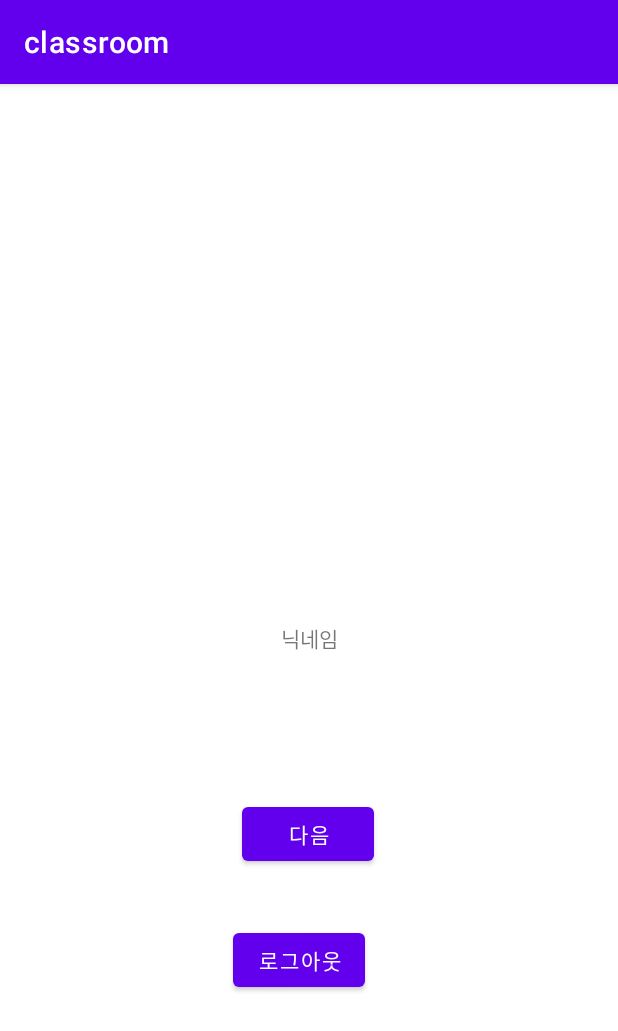
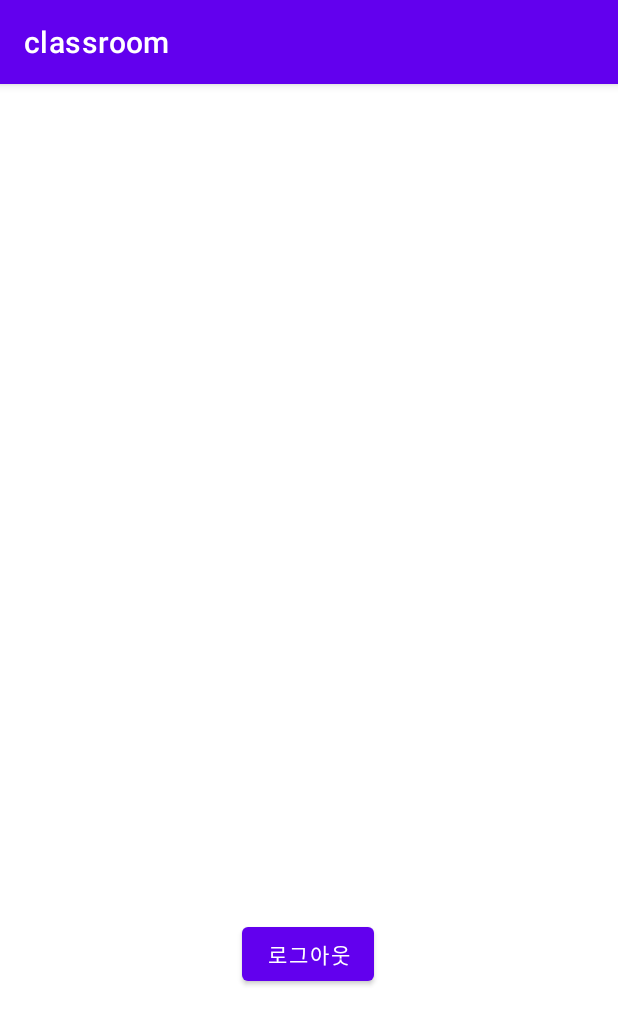
Before and after one commit to hurrhnn/OnlineGCApplication, an Android app: the ResultActivity screen opened directly, with no data from a screen before it, on a phone screen of 412 x 824 dp. Shown: the top 1031 px of the screen. Run offline under Robolectric (Android 15) with nearby library versions, the phone set to English and light mode, and no system bars; 2 statements that could not run were skipped.

Commit message:
Removed unused widgets.

```diff
--- a/app/src/main/java/app/mobilecontests/onlinegcapplication/ResultActivity.java
+++ b/app/src/main/java/app/mobilecontests/onlinegcapplication/ResultActivity.java
@@ -1,25 +1,22 @@
 package app.mobilecontests.onlinegcapplication;
 
-import android.content.Intent;
-import android.net.Uri;
+import android.database.Cursor;
+import android.database.sqlite.SQLiteDatabase;
 import android.os.Bundle;
 import android.widget.Button;
-import android.widget.ImageView;
 import android.widget.TextView;
 import android.widget.Toast;
-
 import androidx.appcompat.app.AppCompatActivity;
-
-import com.bumptech.glide.Glide;
+import app.mobilecontests.onlinegcapplication.sqlite.SQLiteHelper;
 import com.google.android.gms.auth.api.signin.GoogleSignIn;
 import com.google.android.gms.auth.api.signin.GoogleSignInAccount;
 import com.google.android.gms.auth.api.signin.GoogleSignInClient;
 import com.google.android.gms.auth.api.signin.GoogleSignInOptions;
 
+import java.text.MessageFormat;
+
 public class ResultActivity extends AppCompatActivity {
 
-    ImageView imageView;
-    TextView name;
     Button signOut;
     private GoogleSignInClient mGoogleSignInClient;
 
@@ -28,20 +25,15 @@ public class ResultActivity extends AppCompatActivity {
         super.onCreate(savedInstanceState);
         setContentView(R.layout.activity_result);
 
-        Intent intent = getIntent();
-
-//        ArrayList<Course> classNames = intent.getStringArrayListExtra("classNames");
-//        ArrayList<String> classIds = intent.getStringArrayListExtra("classIds");
+        SQLiteHelper sqLiteHelper = new SQLiteHelper(this, "ogc.db", null, 1);
+        SQLiteDatabase database = sqLiteHelper.getWritableDatabase();
 
         GoogleSignInOptions gso = new GoogleSignInOptions.Builder(GoogleSignInOptions.DEFAULT_SIGN_IN)
                 .requestEmail()
                 .build();
 
         mGoogleSignInClient = GoogleSignIn.getClient(this, gso);
-
-        imageView = findViewById(R.id.iv_profile);
-        name = findViewById(R.id.tv_result);
-        account();
+        account(database);
 
         signOut = findViewById(R.id.btn_logout); //로그아웃
         signOut.setOnClickListener(v -> {
@@ -54,20 +46,17 @@ public class ResultActivity extends AppCompatActivity {
     private void signOut() {
         mGoogleSignInClient.signOut()
                 .addOnCompleteListener(this, task -> {
-                    Toast.makeText(ResultActivity.this,"Sign Out Successfully!", Toast.LENGTH_LONG).show();
+                    Toast.makeText(ResultActivity.this, "Sign Out Successfully!", Toast.LENGTH_LONG).show();
                     finish();
                 });
     }
-    private void account(){
+
+    private void account(SQLiteDatabase database) {
         GoogleSignInAccount account = GoogleSignIn.getLastSignedInAccount(this);
-        if(account != null){
-            String Name = account.getDisplayName();
-            Uri photo = account.getPhotoUrl();
-            name.setText(Name);
-            if(photo != null)
-                Glide.with(this).load(String.valueOf(photo)).into(imageView);
-            else
-                Toast.makeText(getApplicationContext(),"사진이 없습니다.",Toast.LENGTH_LONG).show();
+        if (account != null) {
+            Cursor cursor = database.query("google_classroom", new String[]{"course", "course_works"}, null, null, null, null, null);
+            ((TextView) findViewById(R.id.gc_result)).setText(MessageFormat.format("{0}개의 강의가 있습니다.", cursor.getCount()));
+            cursor.close();
         }
     }
 }
--- a/app/src/main/res/layout/activity_result.xml
+++ b/app/src/main/res/layout/activity_result.xml
@@ -7,46 +7,21 @@
     tools:context=".ResultActivity">
 
     <TextView
-        android:id="@+id/tv_result"
+            android:id="@+id/gc_result"
             android:layout_width="wrap_content"
             android:layout_height="wrap_content"
-        android:layout_marginTop="32dp"
-        android:text="닉네임"
             app:layout_constraintBottom_toBottomOf="parent"
             app:layout_constraintEnd_toEndOf="parent"
             app:layout_constraintStart_toStartOf="parent"
-        app:layout_constraintTop_toBottomOf="@+id/iv_profile"
-        app:layout_constraintVertical_bias="0.07" />
-
-    <ImageView
-        android:id="@+id/iv_profile"
-        android:layout_width="101dp"
-        android:layout_height="97dp"
-        android:layout_marginTop="200dp"
-        app:layout_constraintEnd_toEndOf="parent"
-        app:layout_constraintStart_toStartOf="parent"
-        app:layout_constraintTop_toTopOf="parent"
-        tools:srcCompat="@tools:sample/avatars" />
-
-    <Button
-        android:id="@+id/btn_next"
-        android:layout_width="wrap_content"
-        android:layout_height="wrap_content"
-        android:layout_marginBottom="244dp"
-        android:text="다음"
-        app:layout_constraintBottom_toBottomOf="parent"
-        app:layout_constraintEnd_toEndOf="parent"
-        app:layout_constraintHorizontal_bias="0.498"
-        app:layout_constraintStart_toStartOf="parent" />
-
+            android:layout_marginBottom="356dp"/>
     <Button
             android:id="@+id/btn_logout"
             android:layout_width="wrap_content"
             android:layout_height="wrap_content"
-        android:layout_marginBottom="160dp"
+            android:layout_marginBottom="164dp"
             android:text="로그아웃"
             app:layout_constraintBottom_toBottomOf="parent"
             app:layout_constraintEnd_toEndOf="parent"
-        app:layout_constraintHorizontal_bias="0.479"
-        app:layout_constraintStart_toStartOf="parent" />
+            app:layout_constraintHorizontal_bias="0.498"
+            app:layout_constraintStart_toStartOf="parent"/>
 </androidx.constraintlayout.widget.ConstraintLayout>
```
Lines whose indentation alone changed are shown as unchanged.
